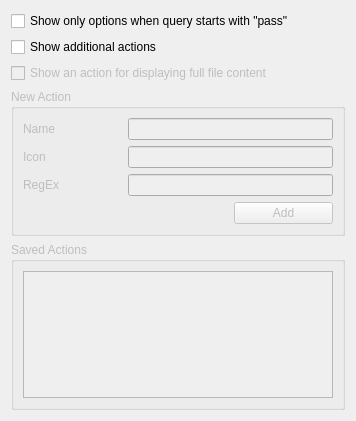
akermu/krunner-pass, file config.ui: the form before one commit.
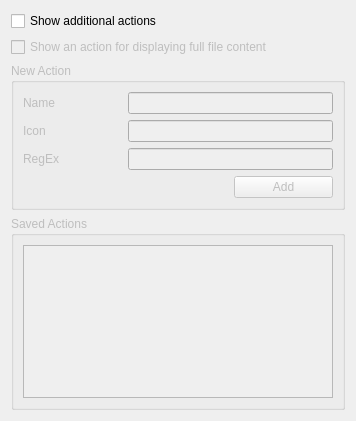
The form after the commit.

What changed in the file:
```diff
--- a/config.ui
+++ b/config.ui
@@ -108,13 +108,6 @@
      </property>
     </widget>
    </item>
-   <item row="0" column="0">
-    <widget class="QCheckBox" name="checkShowOnlyPrefixed">
-     <property name="text">
-      <string>Show only options when query starts with &quot;pass&quot;</string>
-     </property>
-    </widget>
-   </item>
   </layout>
  </widget>
  <resources/>
```
